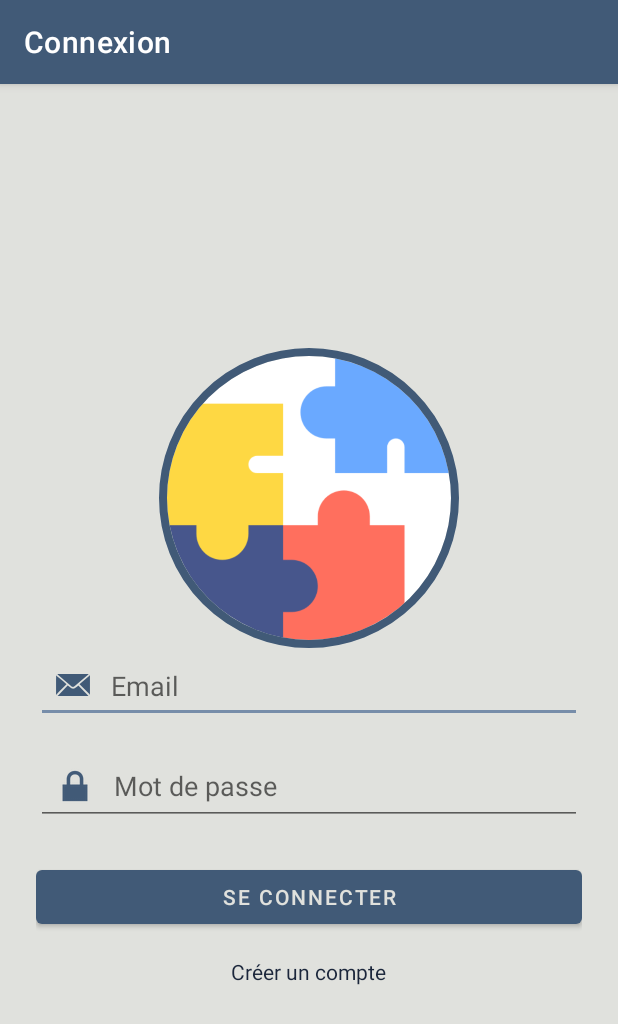
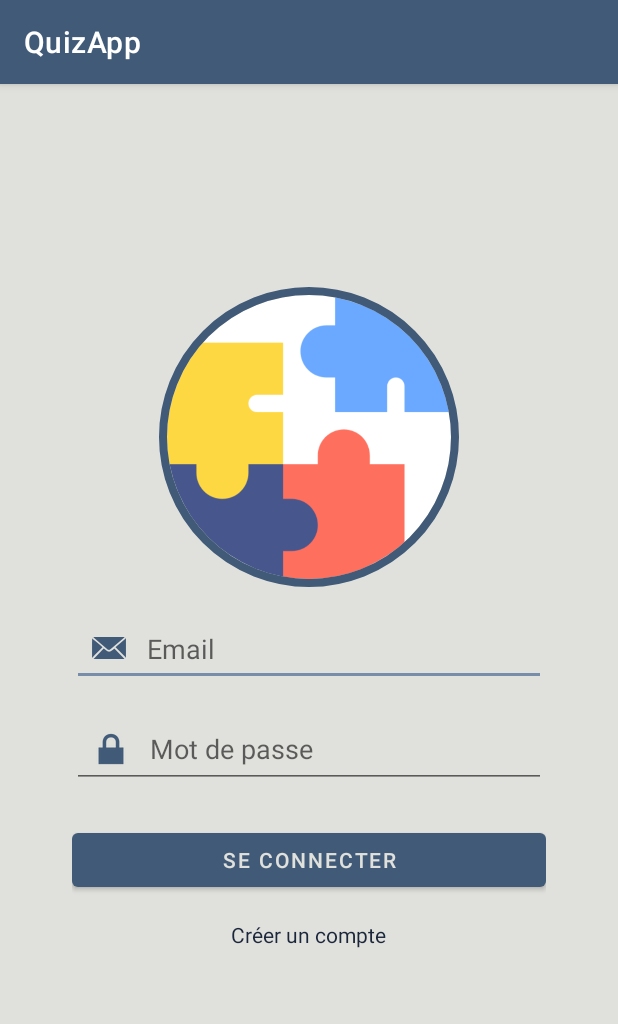
Before and after one commit to mohamed-ameziane/QuizApp, an Android app: the screen it shows after launch (LoginActivity), on a phone screen of 412 x 824 dp. Shown: the top 1024 px of the screen. Run offline under Robolectric (Android 15) with nearby library versions, the phone set to English and light mode, and no system bars; our stand-ins replace CircleImageView.

Commit message:
Login Activity update

```diff
--- a/app/src/main/java/ma/enset/quizapp/LoginActivity.java
+++ b/app/src/main/java/ma/enset/quizapp/LoginActivity.java
@@ -1,6 +1,13 @@
 package ma.enset.quizapp;
 
+import android.content.Intent;
+import android.content.SharedPreferences;
 import android.os.Bundle;
+import android.view.View;
+import android.widget.Button;
+import android.widget.EditText;
+import android.widget.TextView;
+import android.widget.Toast;
 
 import androidx.activity.EdgeToEdge;
 import androidx.appcompat.app.AppCompatActivity;
@@ -10,19 +17,46 @@ import androidx.core.view.WindowInsetsCompat;
 
 public class LoginActivity extends AppCompatActivity {
 
+    EditText etEmail,etPassword;
+    Button bLogin;
+    TextView tvRegister;
+
     @Override
     protected void onCreate(Bundle savedInstanceState) {
         super.onCreate(savedInstanceState);
-        // Changer le titre de la barre d'action
-        if (getSupportActionBar() != null) {
-            getSupportActionBar().setTitle("Connexion");
-        }
         EdgeToEdge.enable(this);
         setContentView(R.layout.activity_login);
-        ViewCompat.setOnApplyWindowInsetsListener(findViewById(R.id.main), (v, insets) -> {
-            Insets systemBars = insets.getInsets(WindowInsetsCompat.Type.systemBars());
-            v.setPadding(systemBars.left, systemBars.top, systemBars.right, systemBars.bottom);
-            return insets;
+
+        etEmail=findViewById(R.id.editTextEmail);
+        etPassword=findViewById(R.id.editTextPassword);
+        bLogin=findViewById(R.id.buttonLogin);
+        tvRegister=findViewById(R.id.textViewRegister);
+
+        bLogin.setOnClickListener(new View.OnClickListener() {
+            @Override
+            public void onClick(View view) {
+                if (etEmail.getText().toString().isEmpty() || etPassword.getText().toString().isEmpty()) {
+                    Toast.makeText(LoginActivity.this, "Veuillez remplir tous les champs.", Toast.LENGTH_SHORT).show();
+                } else {
+                    if (etEmail.getText().toString().equals("test@gmail.com") &&
+                            etPassword.getText().toString().equals("123456789")
+                    ) {
+                        Toast.makeText(LoginActivity.this, "Connexion réussie", Toast.LENGTH_SHORT).show();
+                        Intent intent = new Intent(LoginActivity.this, QuestionActvity.class);
+                        startActivity(intent);
+                        finish();
+                    } else {
+                        Toast.makeText(getApplicationContext(), "Email ou mot de passe incorrect", Toast.LENGTH_SHORT).show();
+                    }
+                }
+            }
+        });
+
+        tvRegister.setOnClickListener(new View.OnClickListener() {
+            @Override
+            public void onClick(View view) {
+                startActivity(new Intent(LoginActivity.this, RegisterActivity.class));
+            }
         });
     }
 }
--- a/app/src/main/res/layout/activity_login.xml
+++ b/app/src/main/res/layout/activity_login.xml
@@ -23,7 +23,6 @@
             android:layout_width="200dp"
             android:layout_height="200dp"
             android:layout_gravity="center"
-            android:layout_marginTop="10dp"
             android:src="@drawable/img"
             android:background="@drawable/round_background"
             app:civ_border_color="@color/colorPrimary"
@@ -34,6 +33,7 @@
             android:id="@+id/editTextEmail"
             android:layout_width="match_parent"
             android:layout_height="wrap_content"
+            android:layout_marginTop="16dp"
             android:drawableLeft="@android:drawable/sym_action_email"
             android:drawablePadding="10dp"
             android:drawableTint="@color/colorButton"
```
